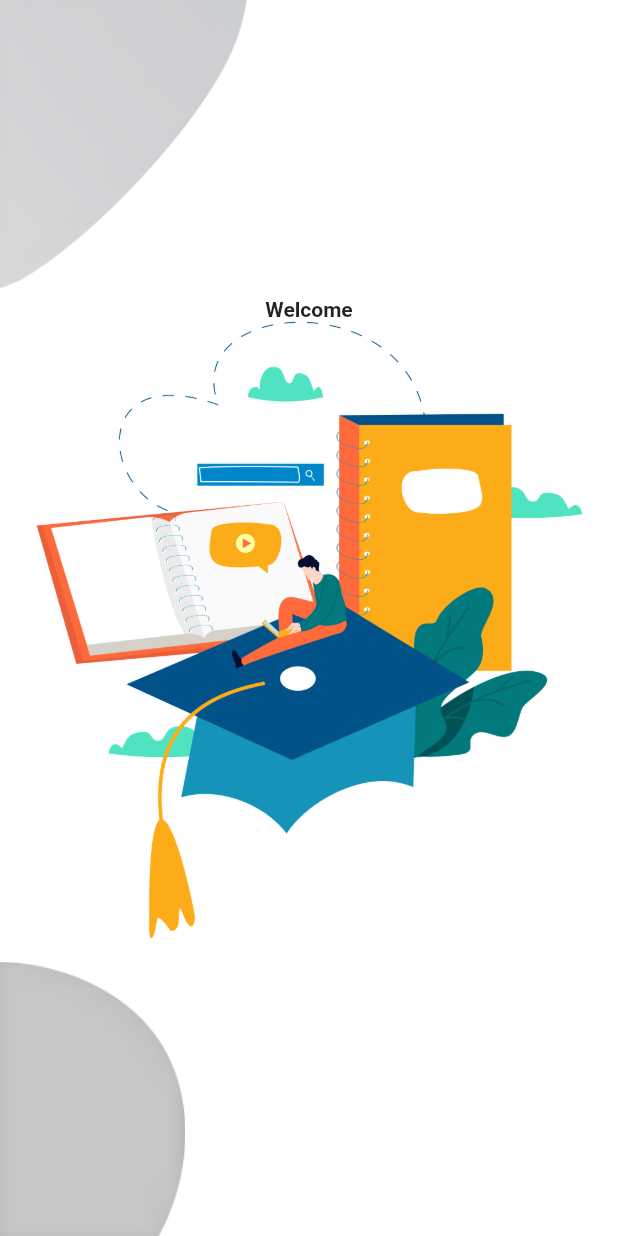
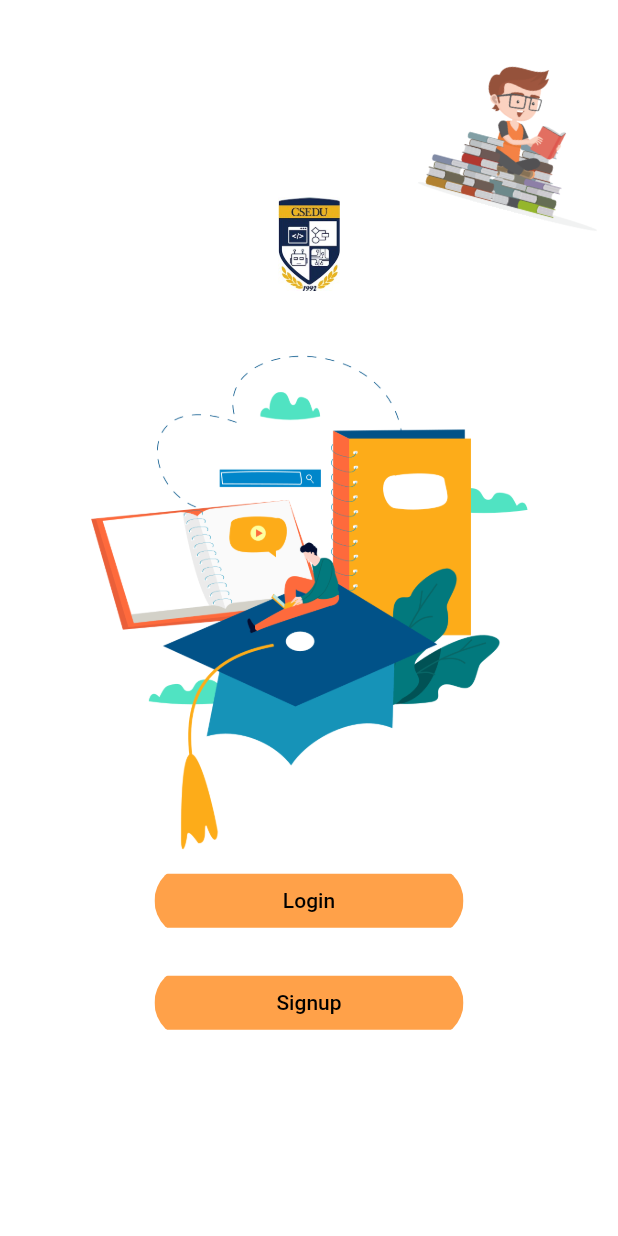
Before and after one commit to riadath/csedu, a Flutter app: the screen it shows after launch, on a phone screen of 412 x 824 dp. Run offline on Flutter 3.47's test engine with Material 2 defaults, Android fonts, the phone set to English and light mode, and no system bars.

Commit message:
Welcome Screen, Login Screen Added

```diff
--- /dev/null
+++ b/lib/Constants.dart
@@ -0,0 +1,6 @@
+import 'package:flutter/material.dart';
+
+const gPrimaryColor = Color.fromARGB(255, 255, 161, 73);
+const gPrimaryColorLight = Color(0xFFF1E6FF);
+
+const double defaultPadding = 16.0;
--- /dev/null
+++ b/lib/RoundedButton.dart
@@ -0,0 +1,35 @@
+import 'package:csedu/Constants.dart';
+import 'package:flutter/material.dart';
+
+class RoundedButton extends StatelessWidget {
+  final String buttonText;
+  final VoidCallback onPress;
+  final Color textColor;
+  const RoundedButton({
+    Key? key,
+    required this.buttonText,
+    required this.onPress,
+    required this.textColor,
+  }) : super(key: key);
+
+  @override
+  Widget build(BuildContext context) {
+    Size screenSize = MediaQuery.of(context).size;
+    return Container(
+      margin: const EdgeInsets.symmetric(vertical: 10),
+      width: screenSize.width * 0.5,
+      child: ClipRRect(
+        borderRadius: BorderRadius.circular(27),
+        child: Container(
+          child: TextButton(
+            style: ButtonStyle(
+              backgroundColor: MaterialStateProperty.all<Color>(gPrimaryColor),
+            ),
+            onPressed: onPress,
+            child: Text(buttonText, style: TextStyle(color: textColor)),
+          ),
+        ),
+      ),
+    );
+  }
+}
--- a/lib/Screens/Welcome/Background.dart
+++ /dev/null
@@ -1,39 +0,0 @@
-import 'package:flutter/cupertino.dart';
-import 'package:flutter/src/foundation/key.dart';
-import 'package:flutter/src/widgets/framework.dart';
-
-class Background extends StatelessWidget {
-  final Widget child;
-  const Background({Key? key, required this.child}) : super(key: key);
-
-  @override
-  Widget build(BuildContext context) {
-    Size screenSize = MediaQuery.of(context).size;
-    return Container(
-      height: screenSize.height,
-      width: double.infinity,
-      child: Stack(
-        alignment: Alignment.center,
-        children: <Widget>[
-          Positioned(
-            top: 0,
-            left: 0,
-            child: Image.asset(
-              'images/main_top.png',
-              width: screenSize.width * .4,
-            ),
-          ),
-          Positioned(
-            bottom: 0,
-            left: 0,
-            child: Image.asset(
-              'images/main_bottom.png',
-              width: screenSize.width * .3,
-            ),
-          ),
-          child,
-        ],
-      ),
-    );
-  }
-}
--- a/lib/Screens/Welcome/body.dart
+++ b/lib/Screens/Welcome/body.dart
@@ -1,22 +1,83 @@
-import 'package:flutter/cupertino.dart';
-import 'package:flutter/src/foundation/key.dart';
-import 'package:flutter/src/widgets/framework.dart';
-import 'package:csedu/Screens/Welcome/Background.dart';
+import 'package:csedu/Screens/Login/LoginScreen.dart';
+import 'package:csedu/Screens/Signup/SignupScreen.dart';
+import 'package:flutter/material.dart';
+import '../../RoundedButton.dart';
 
 class Body extends StatelessWidget {
   const Body({Key? key}) : super(key: key);
 
   @override
   Widget build(BuildContext context) {
+    Size screenSize = MediaQuery.of(context).size;
     return Background(
-      child: Column(
-        mainAxisAlignment: MainAxisAlignment.center,
-        children: [
-          Text('Welcome',
-              style: TextStyle(
-                fontWeight: FontWeight.bold,
-              )),
-          Image.asset('images/learn.png'),
+      child: SingleChildScrollView(
+        child: Column(
+          mainAxisAlignment: MainAxisAlignment.center,
+          children: [
+            // SizedBox(height: screenSize.height * 0.0),
+            SizedBox(
+              width: screenSize.width * .1,
+              height: screenSize.height * .1,
+              child: Image.asset('images/csedu.jpg'),
+            ),
+            SizedBox(
+              height: screenSize.height * .04,
+            ),
+            Image.asset('images/learn.png', height: screenSize.height * .4),
+            RoundedButton(
+              buttonText: 'Login',
+              onPress: () {
+                Navigator.push(
+                    context,
+                    MaterialPageRoute(
+                      builder: (context) => const LoginScreen(),
+                    ));
+              },
+              textColor: Colors.black,
+            ),
+            RoundedButton(
+              buttonText: 'Signup',
+              onPress: () {
+                Navigator.push(
+                    context,
+                    MaterialPageRoute(
+                      builder: (context) => const SignupScreen(),
+                    ));
+              },
+              textColor: Colors.black,
+            ),
+          ],
+        ),
+      ),
+    );
+  }
+}
+
+class Background extends StatelessWidget {
+  final Widget child;
+  const Background({Key? key, required this.child}) : super(key: key);
+
+  @override
+  Widget build(BuildContext context) {
+    Size screenSize = MediaQuery.of(context).size;
+    return SizedBox(
+      height: screenSize.height,
+      width: double.infinity,
+      child: Stack(
+        alignment: Alignment.center,
+        children: <Widget>[
+          Positioned(
+            top: 44,
+            right: 0,
+            child: RotationTransition(
+              turns: AlwaysStoppedAnimation(15 / 360),
+              child: Image.asset(
+                'images/readingbook.png',
+                width: screenSize.width * .3,
+              ),
+            ),
+          ),
+          child,
         ],
       ),
     );
--- a/lib/main.dart
+++ b/lib/main.dart
@@ -1,10 +1,6 @@
+import 'package:csedu/Constants.dart';
 import 'package:flutter/material.dart';
 import 'package:csedu/Screens/Welcome/welcomeScreen.dart';
-
-const gPrimaryColor = Color.fromARGB(255, 207, 197, 48);
-const gPrimaryColorLight = Color(0xFFF1E6FF);
-
-const double defaultPadding = 16.0;
 
 void main() {
   runApp(const MyApp());
```
Also changed, not shown: lib/RoundedInputField.dart (added, +54 -0 lines), lib/Screens/Login/Body.dart (added, +136 -0 lines), lib/Screens/Login/LoginScreen.dart (added, +14 -0 lines), lib/Screens/Signup/SignupScreen.dart (added, +13 -0 lines), images/csedu.jpg (added), images/csedu.png (added), 3 other files.
